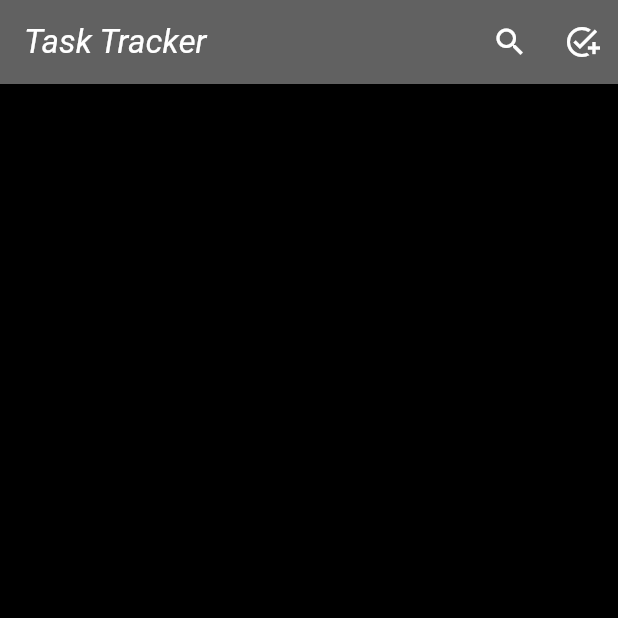
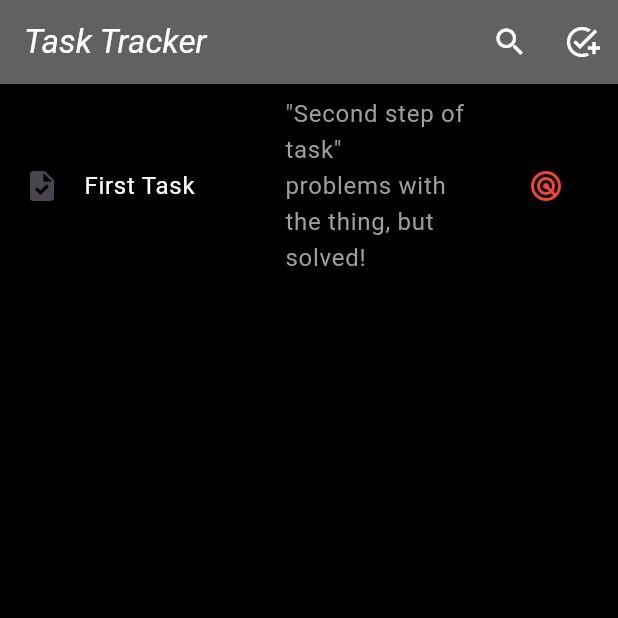
Before and after one commit to prvn9021/Task_Tracker_App, a Flutter app: the screen it shows after launch, on a phone screen of 412 x 824 dp, the top half of it. Run offline on Flutter 3.47's test engine with Material 3 defaults, Android fonts, the phone set to English and light mode, and no system bars.

Commit message:
List tasks from data in home page

```diff
--- a/assets/data.json
+++ b/assets/data.json
@@ -1,12 +1,12 @@
 [
     {   "task_name":"First Task",
         "description":"To have a look at the first task.",
-        "current_step":1,
-        "status":1,
+        "current_step":2,
+        "status":2,
         "steps":[
-            {"no":1,"content":"First step of task"},
-            {"no":2,"content":"Second step of task"},
-            {"no":3,"content":"Third step of task"}
+            {"no":1,"content":"First step of task","comment":"waiting for approval"},
+            {"no":2,"content":"Second step of task","comment":"problems with the thing, but solved!"},
+            {"no":3,"content":"Third step of task","comment":"done, it took like 3 days, phew!"}
         ]
     }
 ]
--- a/lib/data_manager.dart
+++ b/lib/data_manager.dart
@@ -3,25 +3,36 @@ import 'dart:async';
 import 'dart:convert';
 import 'package:flutter/foundation.dart';
 import 'package:flutter/services.dart';
+import 'package:task_tracker_app/tasks.dart';
 
 
 class DataManager {
   static String filePath = 'assets/data.json';
-  static List<dynamic> _data = [];
+  static List<Task> _data = [];
 
   static Future<void> initializeData() async {
     String jsonString = await rootBundle.loadString(filePath);
-    _data = jsonDecode(jsonString);
-    debugPrint(jsonString);
+    List<dynamic> jsonList  = jsonDecode(jsonString);
+    _data = jsonList.map((taskJson) => Task.fromJson(taskJson)).toList();
+    _data.forEach((task) {
+    debugPrint('Task Name: ${task.taskName}');
+    debugPrint('Task Description: ${task.description}');
+    debugPrint('Current Step: ${task.currentStep}');
+    debugPrint('Status: ${task.status}');
+    task.steps.forEach((step) {
+      debugPrint('Step No: ${step.no}, Step Content: ${step.content} Comment: ${step.comment}');
+    });
+  });
   }
 
   static Future<void> refreshData() async {
     debugPrint("reloaded...");
     String jsonString = await rootBundle.loadString(filePath);
-    _data = jsonDecode(jsonString);
+    List<dynamic> jsonList  = jsonDecode(jsonString);
+    _data = jsonList.map((taskJson) => Task.fromJson(taskJson)).toList();
   }
 
-  static List<dynamic> get data => _data;
+  static List<Task> get data => _data;
 
   static void startPeriodicRefresh() {
     Timer.periodic(const Duration(minutes: 1), (Timer t) => refreshData());
--- a/lib/main.dart
+++ b/lib/main.dart
@@ -1,5 +1,7 @@
+
 import 'package:flutter/material.dart';
 import 'package:task_tracker_app/data_manager.dart';
+import 'package:task_tracker_app/tasks.dart';
 
 
 Future<void> main() async {
@@ -38,10 +40,57 @@ class HomePage extends StatelessWidget {
             tooltip: 'Create Tasks'),
         ],
       ),
+      body: ListView.builder(
+        itemCount: DataManager.data.length,
+        itemBuilder: (context,index) {
+          final task = DataManager.data[index];
+          return ListTile(
+  leading: Icon(Icons.task),
+  title: Row(
+    mainAxisAlignment: MainAxisAlignment.spaceBetween,
+    children: [
+      Flexible(child: Text(
+        task.taskName,
+        style: TextStyle(fontStyle: FontStyle.normal, color: Colors.white),
+      ),),
+      Flexible( child: Text(
+extractStepWithComment(task), style: TextStyle(color: Colors.grey),
+      ),),
+    ],
+  ),
+  trailing: taskStatus(task.status, task),
+);
+        }
+      ),
     );
   }
 
 
+}
+
+IconButton taskStatus(int status, Task task) {
+  switch(status){
+      case 1:return IconButton(icon : Icon(Icons.power_settings_new, color: Colors.blue), tooltip: "Not Started", onPressed: changeStatus(task));
+      case 2:return IconButton(icon : Icon(Icons.radar, color: Colors.red), tooltip: "Active", onPressed: () {changeStatus(task);});
+      case 3:return IconButton(icon : Icon(Icons.published_with_changes, color: Colors.green), tooltip: "Done", onPressed: () {changeStatus(task);});
+      default: return IconButton(icon : Icon(Icons.question_mark), tooltip: "Have no clue", onPressed: () {changeStatus(task);});
+  }
+}
+
+
+
+String extractStepWithComment(Task task) {
+  String info = 'Step not found!';
+  task.steps.forEach((step) {
+    if (task.currentStep==step.no){
+      info = '"${step.content}"\n${step.comment}';
+    }
+  }
+  );
+  return info;
+}
+
+changeStatus(Task task) {
 }
 
 createTask() {
--- a/lib/tasks.dart
+++ b/lib/tasks.dart
@@ -1,26 +1,29 @@
-import 'dart:convert';
+//Tasks Data Structure Class
 
 class Step {
   int no;
   String content;
+  String comment;
 
   Step({
     required this.no,
     required this.content,
+    required this.comment,
   });
 
   factory Step.fromJson(Map<String, dynamic> json) {
     return Step(
       no: json['no'],
       content: json['content'],
+      comment: json['comment'],
     );
   }
-
 
   Map<String, dynamic> toJson() {
     return {
       'no': no,
       'content': content,
+      'comment': comment
     };
   }
 }
```
Also changed, not shown: 1 other file.
